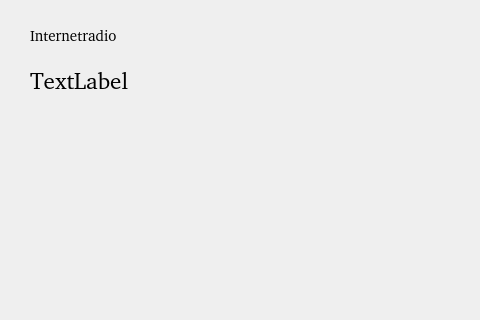
Above: raspidac/GUI/radiowindow.ui from Floo/RaspiDAC before the change. Below: the same form after it.
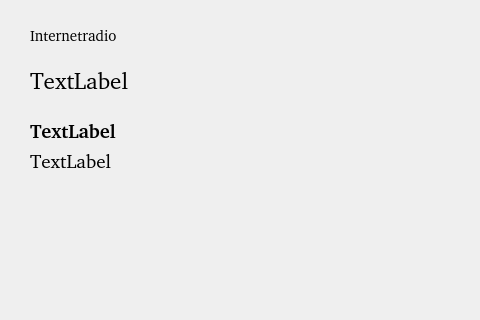
That is the form after the change. Icons and pictures are not drawn.

```diff
--- a/raspidac/GUI/radiowindow.ui
+++ b/raspidac/GUI/radiowindow.ui
@@ -73,6 +73,52 @@
     <set>Qt::AlignCenter</set>
    </property>
   </widget>
+  <widget class="QLabel" name="lblStationtext">
+   <property name="geometry">
+    <rect>
+     <x>30</x>
+     <y>110</y>
+     <width>421</width>
+     <height>41</height>
+    </rect>
+   </property>
+   <property name="font">
+    <font>
+     <family>Noto Sans [unknown]</family>
+     <pointsize>14</pointsize>
+     <weight>75</weight>
+     <bold>true</bold>
+    </font>
+   </property>
+   <property name="text">
+    <string>TextLabel</string>
+   </property>
+   <property name="alignment">
+    <set>Qt::AlignLeading|Qt::AlignLeft|Qt::AlignVCenter</set>
+   </property>
+  </widget>
+  <widget class="QLabel" name="lblNowPlaying">
+   <property name="geometry">
+    <rect>
+     <x>30</x>
+     <y>140</y>
+     <width>421</width>
+     <height>41</height>
+    </rect>
+   </property>
+   <property name="font">
+    <font>
+     <family>Noto Sans [unknown]</family>
+     <pointsize>14</pointsize>
+    </font>
+   </property>
+   <property name="text">
+    <string>TextLabel</string>
+   </property>
+   <property name="alignment">
+    <set>Qt::AlignLeading|Qt::AlignLeft|Qt::AlignVCenter</set>
+   </property>
+  </widget>
  </widget>
  <resources>
   <include location="RaspiDAC.qrc"/>
```
Left out of the diff: 4 changed lines with no effect on the pictures.
